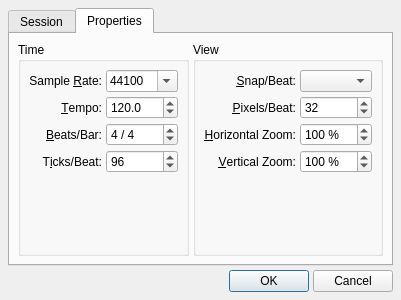
Qt form src/qtractorSessionForm.ui (rncbc/qtractor) before a commit.
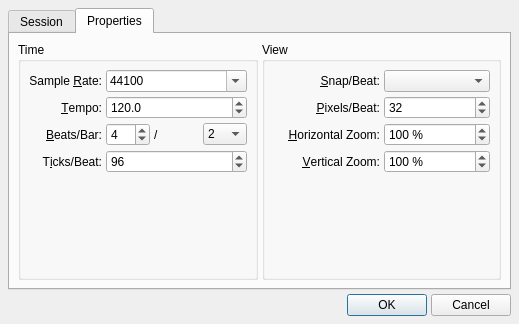
The same form after that commit. The open tabs and pages were chosen to show the change. Icons and pictures are not drawn.

Commit message: - Time signature denominator (ie. beat divisor) is now an   accessible session setting. Although it has no practical   nor explicit use in the whole application, besides being   just informational.

Patch:
```diff
--- a/src/qtractorSessionForm.ui
+++ b/src/qtractorSessionForm.ui
@@ -25,8 +25,8 @@
    <rect>
     <x>0</x>
     <y>0</y>
-    <width>394</width>
-    <height>300</height>
+    <width>519</width>
+    <height>324</height>
    </rect>
   </property>
   <property name="focusPolicy" >
@@ -179,7 +179,7 @@
             </property>
            </widget>
           </item>
-          <item row="0" column="1" >
+          <item row="0" column="1" colspan="3" >
            <widget class="QComboBox" name="SampleRateComboBox" >
             <property name="toolTip" >
              <string>Sample rate (Hz)</string>
@@ -222,7 +222,7 @@
             </property>
            </widget>
           </item>
-          <item row="1" column="1" >
+          <item row="1" column="1" colspan="3" >
            <widget class="QDoubleSpinBox" name="TempoSpinBox" >
             <property name="toolTip" >
              <string>Tempo (BPM)</string>
@@ -262,9 +262,6 @@
             <property name="toolTip" >
              <string>Time signature (beats/bar)</string>
             </property>
-            <property name="suffix" >
-             <string> / 4</string>
-            </property>
             <property name="minimum" >
              <number>2</number>
             </property>
@@ -276,6 +273,54 @@
             </property>
            </widget>
           </item>
+          <item row="2" column="2" >
+           <widget class="QLabel" name="BeatDivisorTextLabel" >
+            <property name="text" >
+             <string>/</string>
+            </property>
+            <property name="buddy" >
+             <cstring>BeatsPerBarSpinBox</cstring>
+            </property>
+           </widget>
+          </item>
+          <item row="2" column="3" >
+           <widget class="QComboBox" name="BeatDivisorComboBox" >
+            <property name="toolTip" >
+             <string>Time signature (denominator)</string>
+            </property>
+            <property name="editable" >
+             <bool>false</bool>
+            </property>
+            <property name="currentIndex" >
+             <number>0</number>
+            </property>
+            <item>
+             <property name="text" >
+              <string>2</string>
+             </property>
+            </item>
+            <item>
+             <property name="text" >
+              <string>4</string>
+             </property>
+            </item>
+            <item>
+             <property name="text" >
+              <string>8</string>
+             </property>
+            </item>
+            <item>
+             <property name="text" >
+              <string>16</string>
+             </property>
+            </item>
+            <item>
+             <property name="text" >
+              <string>32</string>
+             </property>
+            </item>
+           </widget>
+          </item>
           <item row="3" column="0" >
            <widget class="QLabel" name="TicksPerBeatTextLabel" >
             <property name="text" >
@@ -289,7 +334,7 @@
             </property>
            </widget>
           </item>
-          <item row="3" column="1" >
+          <item row="3" column="1" colspan="3" >
            <widget class="QSpinBox" name="TicksPerBeatSpinBox" >
             <property name="toolTip" >
              <string>Resolution (ticks/beat; TPQN)</string>
@@ -308,7 +353,7 @@
             </property>
            </widget>
           </item>
-          <item row="4" column="0" colspan="2" >
+          <item row="4" column="1" >
            <spacer>
             <property name="orientation" >
              <enum>Qt::Vertical</enum>
```
Left out of the diff: 4 changed lines with no effect on the pictures. The commit also changes 36 other files.
